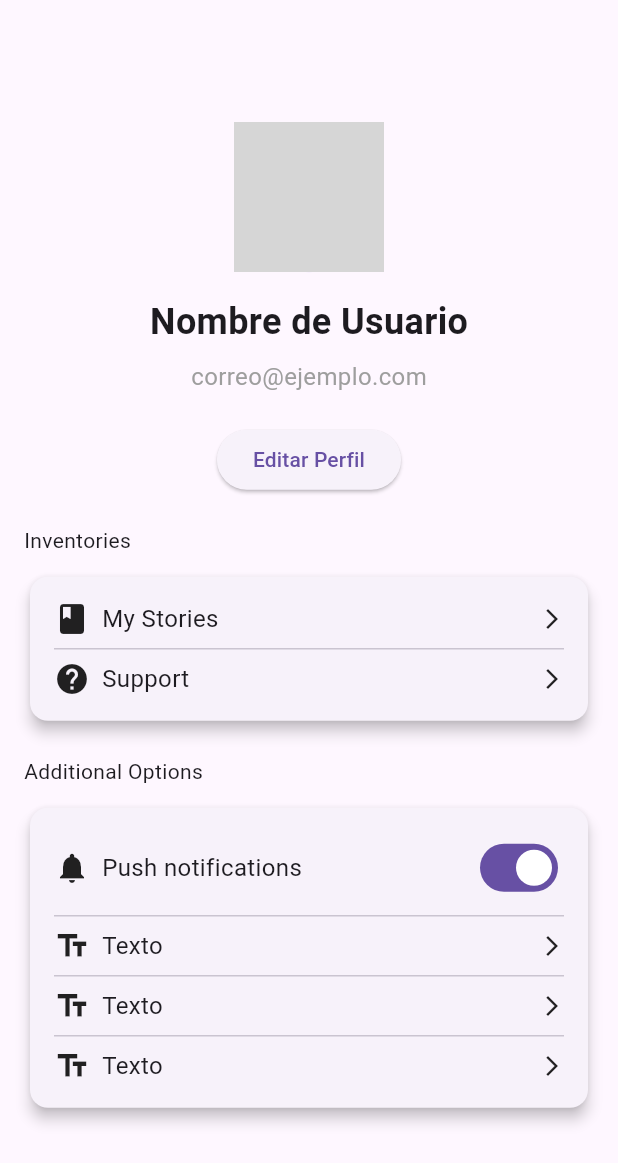
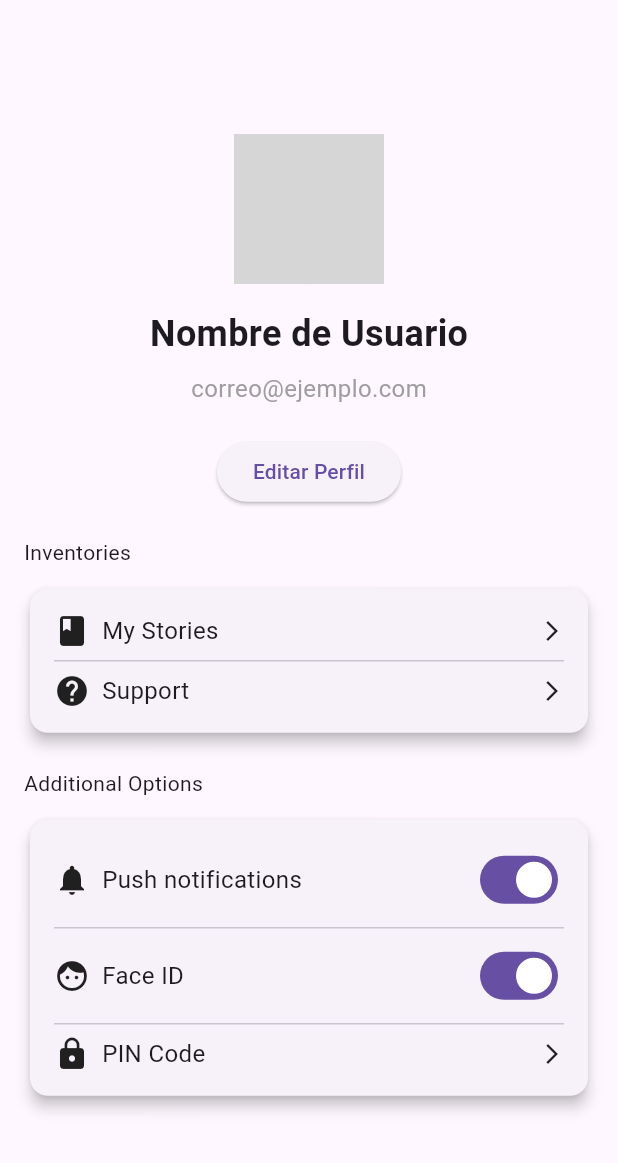
Before and after one commit to Jreycruz/myapp, a Flutter app: the screen it shows after launch, on a phone screen of 412 x 824 dp. Shown: the top 1163 px of the screen. Run offline on Flutter 3.47's test engine with Material 3 defaults, Android fonts, the phone set to English and light mode, and no system bars; network calls fail; grey boxes are pictures that could not be loaded.

Commit message:
new commit

```diff
--- a/lib/main.dart
+++ b/lib/main.dart
@@ -125,12 +125,12 @@ class ProfileScreen extends StatelessWidget {
                         children: [
                           Row(
                             children: [
-                              Icon(Icons.text_fields, size: 24),
+                              Icon(Icons.face, size: 24),
                               SizedBox(width: 8),
-                              Text('Texto', style: TextStyle(fontSize: 16)),
+                              Text('Face ID', style: TextStyle(fontSize: 16)),
                             ],
                           ),
-                          Icon(Icons.arrow_forward_ios, size: 16),
+                          Switch(value: true, onChanged: (value) {}),
                         ],
                       ),
                       Divider(),
@@ -139,23 +139,9 @@ class ProfileScreen extends StatelessWidget {
                         children: [
                           Row(
                             children: [
-                              Icon(Icons.text_fields, size: 24),
+                              Icon(Icons.lock, size: 24),
                               SizedBox(width: 8),
-                              Text('Texto', style: TextStyle(fontSize: 16)),
-                            ],
-                          ),
-                          Icon(Icons.arrow_forward_ios, size: 16),
-                        ],
-                      ),
-                      Divider(),
-                      Row(
-                        mainAxisAlignment: MainAxisAlignment.spaceBetween,
-                        children: [
-                          Row(
-                            children: [
-                              Icon(Icons.text_fields, size: 24),
-                              SizedBox(width: 8),
-                              Text('Texto', style: TextStyle(fontSize: 16)),
+                              Text('PIN Code', style: TextStyle(fontSize: 16)),
                             ],
                           ),
                           Icon(Icons.arrow_forward_ios, size: 16),
```
